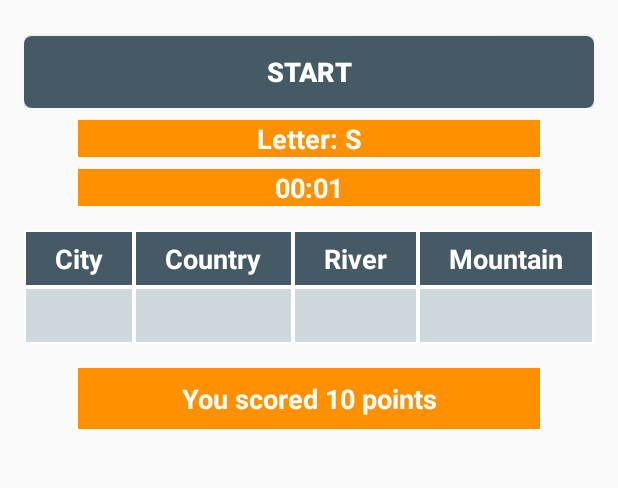
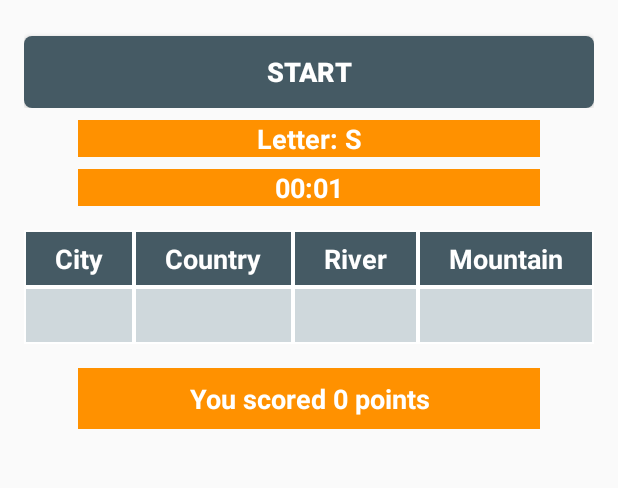
Before and after one commit to hildegw/StadtLandFluss, an Android app: the screen it shows after launch (MainActivity), after a tap on "STOP", on a phone screen of 412 x 824 dp, the part 84-572 px from its top. Run offline under Robolectric (Android 15) with nearby library versions, the light colour scheme and no system bars; our stand-ins replace Firebase (no records; nobody signed in at launch, a user with empty details on screens opened directly); 3 other taps on this screen came first.

Commit message:
checks all fields for correct answers and calculates score, score bar is hidden when Start is clicked, keyboard closes when Stop is clicked

```diff
--- a/app/src/main/java/com/example/android/stadtlandfluss/MainActivity.java
+++ b/app/src/main/java/com/example/android/stadtlandfluss/MainActivity.java
@@ -1,5 +1,6 @@
 package com.example.android.stadtlandfluss;
 
+import android.content.Context;
 import android.content.Intent;
 import android.os.Bundle;
 import android.os.SystemClock;
@@ -10,6 +11,7 @@ import android.util.Log;
 import android.view.Menu;
 import android.view.MenuItem;
 import android.view.View;
+import android.view.inputmethod.InputMethodManager;
 import android.widget.Button;
 import android.widget.Chronometer;
 import android.widget.EditText;
@@ -41,13 +43,21 @@ public class MainActivity extends AppCompatActivity {
     private KeyListener editTextMountainKeyListener;
     private Toolbar myToolbar;
 
+    //todo: make sure that complete word is compared (e.g. not just "Q") in compareTableFieldsWithGeoNames
+    //todo: feed DB
     //todo: keep status when switching activities and when switching to landscape
     //todo: add game icon and background icon b/W
-    //todo: data base!!!! getText from editText
-    //todo: colors.xml
-    //todo: adjust difficulty according to database entries
-    //todo: educational - link to Wiki, Scattergories
-    //todo: arrange table in blocks above each other / center fields!?
+    //todo: present score more explicitly in calculateScore()
+    //todo: limit compare to each category, compare each word of a name in compareTableFieldsWithGeoNames
+    //todo: catch error if no DB entry exists for selected letter in readGeoNamesFromDB
+    //todo: remove Logs
+    /* nice to haves
+    //get rid of public variables
+    //adjust difficulty according to database entries in strings.xml
+    //read only DB entries selected as table fields
+    //educational - link to Wiki, Scattergories
+    //arrange table in blocks above each other / center fields!?
+    */
 
     @Override
     protected void onCreate(Bundle savedInstanceState) {
@@ -103,12 +113,12 @@ public class MainActivity extends AppCompatActivity {
         }
     }
 
-
     //Start button: selected letter and stop button are displayed, stop watch is reset, text entry in table is enabled
     public void startGame(View view) {
         //display Letter selected in Difficulty Activity
         showSelectLetter();
-        //read lists for city, country, river, mountain for selected letter - needs to be done early
+        //read lists for city, country, river, mountain for selected letter
+        //needs to be called early, otherwise global variable geoNamesString will be null
         readGeoNamesFromDB();
         //reset & start stop watch
         chronometer = (Chronometer) findViewById(R.id.chronometer);
@@ -120,6 +130,9 @@ public class MainActivity extends AppCompatActivity {
         startButton.setVisibility(View.GONE);
         Button stopButton = (Button) findViewById(R.id.stop_button);
         stopButton.setVisibility(View.VISIBLE);
+        //Hide score bar if visible
+        TextView scoreText = (TextView) findViewById(R.id.your_score_is);
+        scoreText.setVisibility(View.GONE);
         //clear EditText with Start and enable text entry
         EditText editTextCity = (EditText) findViewById(R.id.edit_text_city);
         editTextCity.setText("");
@@ -133,11 +146,13 @@ public class MainActivity extends AppCompatActivity {
         EditText editTextMountain = (EditText) findViewById(R.id.edit_text_mountain);
         editTextMountain.setText("");
         editTextMountain.setKeyListener(editTextMountainKeyListener);
-        //todo: hide keyboard after reset
     }
 
     //Stop button: start button is displayed, watch stops,text entry in table is disabled
     public void stopGame(View view) {
+        //close keyboard
+        InputMethodManager inputManager = (InputMethodManager) getSystemService(Context.INPUT_METHOD_SERVICE);
+        inputManager.hideSoftInputFromWindow((null == getCurrentFocus()) ? null : getCurrentFocus().getWindowToken(), InputMethodManager.HIDE_NOT_ALWAYS);
         //replace stop with start button
         Button startButton = (Button) findViewById(R.id.start_button);
         startButton.setVisibility(View.VISIBLE);
@@ -161,28 +176,14 @@ public class MainActivity extends AppCompatActivity {
         calculateScore();
     }
 
-    //calculate score from time elapsed: each minute reduces score of 10 by one point, max 10 points possible.
-    private int timeScore() {
-        int scoreFromTime = 0;
-        //get Time elapsed and convert into score (each minute used reduces score of 10)
-        long saveTime = SystemClock.elapsedRealtime() - chronometer.getBase();
-        int timeElapsed = (int)(saveTime/1000);
-        if(timeElapsed / 60 < 10) {
-            scoreFromTime = 10 - timeElapsed / 60;
-        }
-        return scoreFromTime;
-    }
-
 
     //inititate firebase DB for selected letter - called by compareTableFieldsWithGeoNames()
     private void readGeoNamesFromDB() {
         //get DB reference for selected letter
         FirebaseDatabase database = FirebaseDatabase.getInstance();
-        selectedLetter = "A"; //todo: remove "A" after DB setup is complete !!!!!!
-        geoNamesString = "XXXX"; //setting up geo names string, because it will take time to read from firebase
+        geoNamesString = "XXXX"; //setting up default geo names string just in case read from firebase takes longer
         DatabaseReference dbRef = database.getReference(selectedLetter);
         //Read all geografic names from the database that start with the selected letter
-        //todo: read only DB entries selected as table fields
         dbRef.addListenerForSingleValueEvent(new ValueEventListener() {
             @Override
             public void onDataChange(DataSnapshot dataSnapshot) {
@@ -199,23 +200,39 @@ public class MainActivity extends AppCompatActivity {
     }
 
     //copmare user table entries with geo names for every field
-    //todo limit compare to each category, compare each word of a name
-    private boolean compareTableFieldsWithGeoNames() {
+    private int compareTableFieldsWithGeoNames() {
+        int correctFieldsCount = 0;
         //get user's table input - if it exists
         TextView cityTableField = (TextView) findViewById(R.id.edit_text_city);
         String cityTableEntry = cityTableField.getText().toString();
         //check, if table entry is found in geo names string
-        if (cityTableEntry.matches("")) {
-            return false;
-        } else {
+        if (!cityTableEntry.matches("") && geoNamesString.contains(cityTableEntry)) {
             Log.i("City entered is: ", cityTableEntry); //todo remove
-            return geoNamesString.contains(cityTableEntry);
+            correctFieldsCount++;
         }
-        //todo: other fields
+        //repeat for all fields
+        TextView countryTableField = (TextView) findViewById(R.id.edit_text_country);
+        String countryTableEntry = countryTableField.getText().toString();
+        if (!countryTableEntry.matches("") && geoNamesString.contains(countryTableEntry)) {
+            Log.i("country entered is: ", countryTableEntry); //todo remove
+            correctFieldsCount++;
+        }
+        TextView riverTableField = (TextView) findViewById(R.id.edit_text_river);
+        String riverTableEntry = riverTableField.getText().toString();
+        if (!riverTableEntry.matches("") && geoNamesString.contains(riverTableEntry)) {
+            Log.i("river entered is: ", riverTableEntry); //todo remove
+            correctFieldsCount++;
+        }
+        TextView mountainTableField = (TextView) findViewById(R.id.edit_text_mountain);
+        String mountainTableEntry = mountainTableField.getText().toString();
+        if (!mountainTableEntry.matches("") && geoNamesString.contains(mountainTableEntry)) {
+            Log.i("mountain entered is: ", mountainTableEntry); //todo remove
+            correctFieldsCount++;
+        }
+        return correctFieldsCount;
     }
 
-
-    //Get selectedLetter from Bundle from Difficulty Activity
+    //Get difficulty from Bundle handed over from Difficulty Activity
     private int difficultyFromBundle() {
         Bundle letterBundle  = getIntent().getExtras();
         int difficulty = 1;
@@ -225,10 +242,10 @@ public class MainActivity extends AppCompatActivity {
         return difficulty;
     }
 
-    //get difficulty from Bundle, make random Letter selection, display, and return letter
+    //make random Letter selection, display, and store letter in variable
     private void showSelectLetter() {
-        selectedLetter = "A";
-        int difficulty = 1;
+        selectedLetter = "A";                        //set default
+        int difficulty;
         difficulty = difficultyFromBundle();         //get difficulty info from activity
         //random select letter
         Random randomLetter = new Random();
@@ -245,7 +262,6 @@ public class MainActivity extends AppCompatActivity {
         //display letter
         TextView selectedLetterText = (TextView) findViewById(R.id.letter_to_play);
         selectedLetterText.setText(getString(R.string.letter_to_play) + " " + selectedLetter);
-        //return letter for further use in DB read;
     }
 
     //Provide fields to play in table based on boxes checked
@@ -308,25 +324,29 @@ public class MainActivity extends AppCompatActivity {
         }
     }
 
+    //calculate score from time elapsed: each minute reduces score of 10 by one point, max 10 points possible.
+    private int timeScore() {
+        int scoreFromTime = 0;
+        //get Time elapsed and convert into score (each minute used reduces score of 10)
+        long saveTime = SystemClock.elapsedRealtime() - chronometer.getBase();
+        int timeElapsed = (int)(saveTime/1000);
+        if(timeElapsed / 60 < 10) {
+            scoreFromTime = 10 - timeElapsed / 60;
+        }
+        return scoreFromTime;
+    }
 
-    //todo: calculate score from correct fields * difficulty * score from Time
+    //calculate score from correct fields * difficulty * score from Time
     private void calculateScore() {
-        int score = 0;
-        int difficulty = 1;
-        difficulty = difficultyFromBundle();         //get difficulty info from activity
-
-        //todo check for correct answers, each correct answer adds 1 point
-        //check user entries versus database
-        boolean correctCity = compareTableFieldsWithGeoNames();
-        Log.i("Value is: ", valueOf(correctCity)); //todo remove
+        int difficulty = difficultyFromBundle();                    //get difficulty info from activity
+        int correctFieldsCount = compareTableFieldsWithGeoNames();  //get correct fields count
+        int score = timeScore() * difficulty * correctFieldsCount;  //calculate score
+        //display score
+        String showScore = valueOf(score);
+        TextView scoreText = (TextView) findViewById(R.id.your_score_is);
+        scoreText.setText(getString(R.string.your_score_is) + " " + showScore + " points");
+        Log.i("Value is: ", valueOf(correctFieldsCount)); //todo remove
         Log.i("geo ", geoNamesString); //todo remove
 
-        //calculate score
-        score = timeScore() * difficulty;
-        //display score
-        String showScore = valueOf(score);
-        TextView selectedLetterText = (TextView) findViewById(R.id.your_score_is);
-        selectedLetterText.setText(getString(R.string.your_score_is) + " " + showScore + " points");
     }
-
 }
--- a/app/src/main/res/values/strings.xml
+++ b/app/src/main/res/values/strings.xml
@@ -6,9 +6,9 @@
     <string name="checkbox_river">River</string>
     <string name="checkbox_mountain">Mountain</string>
     <string name="select_difficulty">Please choose your level of difficulty</string>
-    <string name="select_difficulty_easy">Easy, e.g. A, M, S</string>
-    <string name="select_difficulty_middle">Medium, e.g. B, P, U</string>
-    <string name="select_difficulty_hard">Hard, e.g. I, W, X</string>
+    <string name="select_difficulty_easy">Easy letters</string>
+    <string name="select_difficulty_middle">Medium letters</string>
+    <string name="select_difficulty_hard">Hard letters</string>
     <string name="start_button">start</string>
     <string name="stop_button">stop</string>
     <string name="letter_to_play">Letter:</string>
@@ -18,7 +18,7 @@
     <string name="show_score">Stop and Show Score</string>
     <string name="your_score_is">You scored</string>
     <string name="start_game">Plaese press START</string>
-    <string name="easy_letters">ADEFMNRST</string>
-    <string name="middle_letters">BCGHJKLPU</string>
+    <string name="easy_letters">ACDEFNRST</string>
+    <string name="middle_letters">BGHJKLMPU</string>
     <string name="hard_letters">IOQVWXYZ</string>
 </resources>
```
